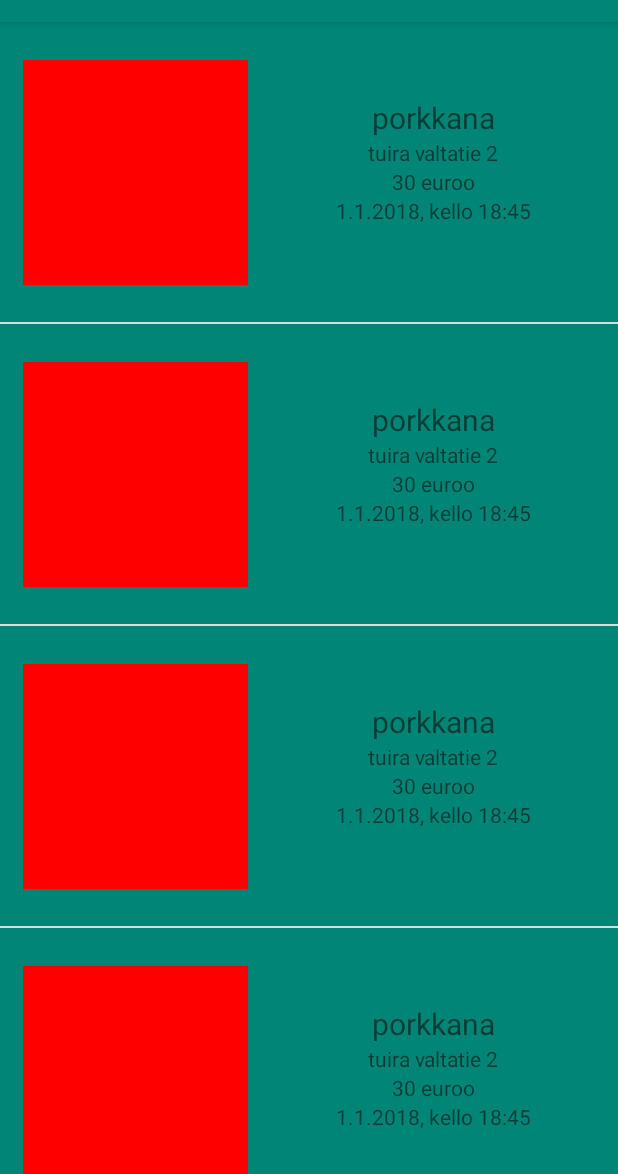
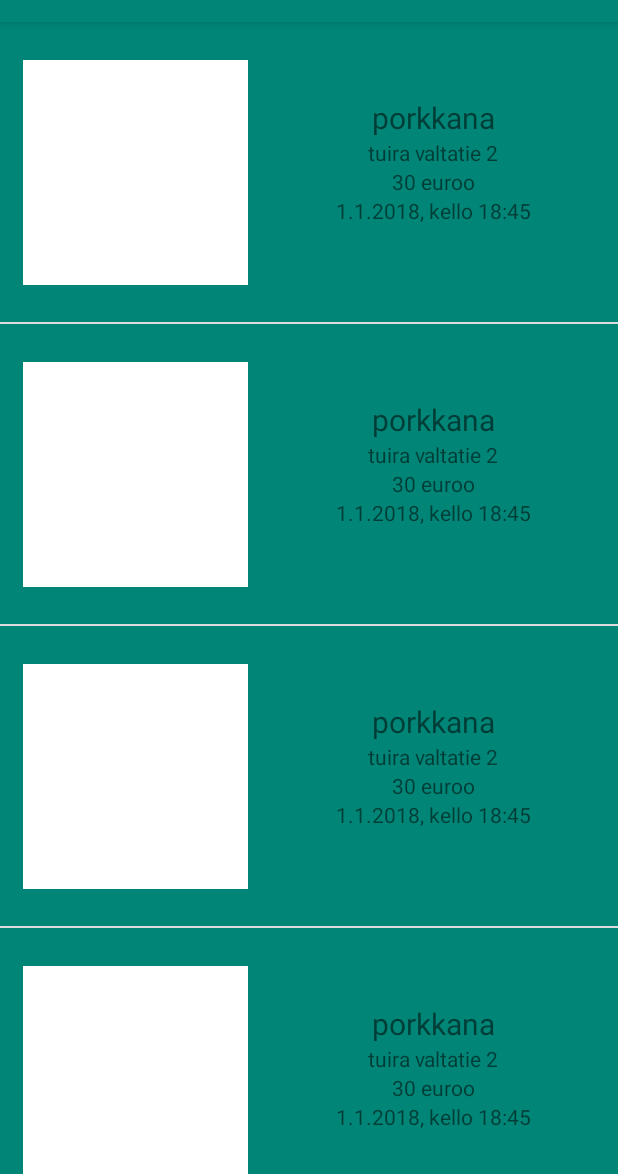
Before and after one commit to samulironkko/Palsta, an Android app: the screen it shows after launch (MainActivity), on a phone screen of 412 x 824 dp, the part 62-1236 px from its top. Run offline under Robolectric (Android 15) with nearby library versions, the light colour scheme and no system bars; 1 statement that could not run was skipped.

Commit message:
menu item new ad

```diff
--- a/app/src/main/java/com/example/palsta/MainActivity.java
+++ b/app/src/main/java/com/example/palsta/MainActivity.java
@@ -1,7 +1,11 @@
 package com.example.palsta;
 
+import android.content.Intent;
 import android.support.v7.app.AppCompatActivity;
 import android.os.Bundle;
+import android.view.Menu;
+import android.view.MenuInflater;
+import android.view.MenuItem;
 import android.widget.ListView;
 
 import java.util.ArrayList;
@@ -24,6 +28,23 @@ public class MainActivity extends AppCompatActivity {
     }
 
     @Override
+    public boolean onCreateOptionsMenu(Menu menu) {
+        MenuInflater inflater = getMenuInflater();
+        inflater.inflate(R.menu.menu, menu);
+        return true;
+    }
+
+    @Override
+    public boolean onOptionsItemSelected(MenuItem item) {
+        if(item.getItemId() == R.id.newAd){
+            Intent intent = new Intent(this, NewAdActivity.class);
+            startActivity(intent);
+            return true;
+        }
+        return true;
+    }
+
+    @Override
     protected void onResume() {
         super.onResume();
 
--- a/app/src/main/res/layout/ad_list_item.xml
+++ b/app/src/main/res/layout/ad_list_item.xml
@@ -17,7 +17,7 @@
         app:layout_constraintLeft_toLeftOf="parent"
         android:layout_marginLeft="15dp"
         android:id="@+id/productImage"
-        android:background="#F00"
+        android:background="#FFF"
         />
 
     <TextView
```
